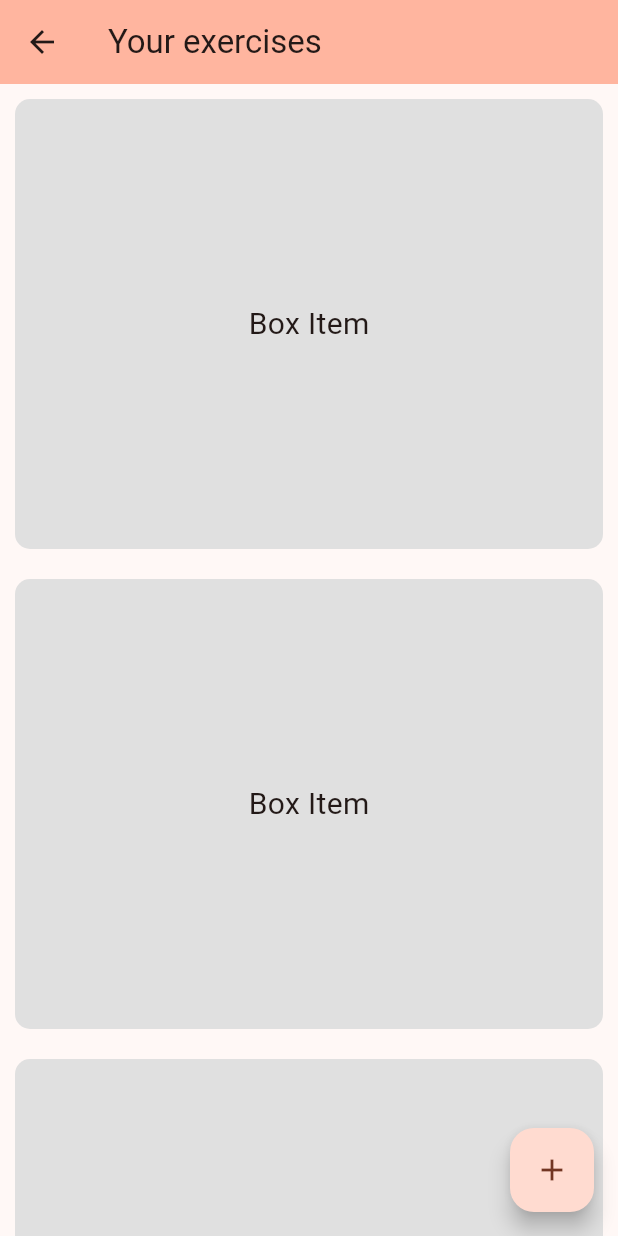
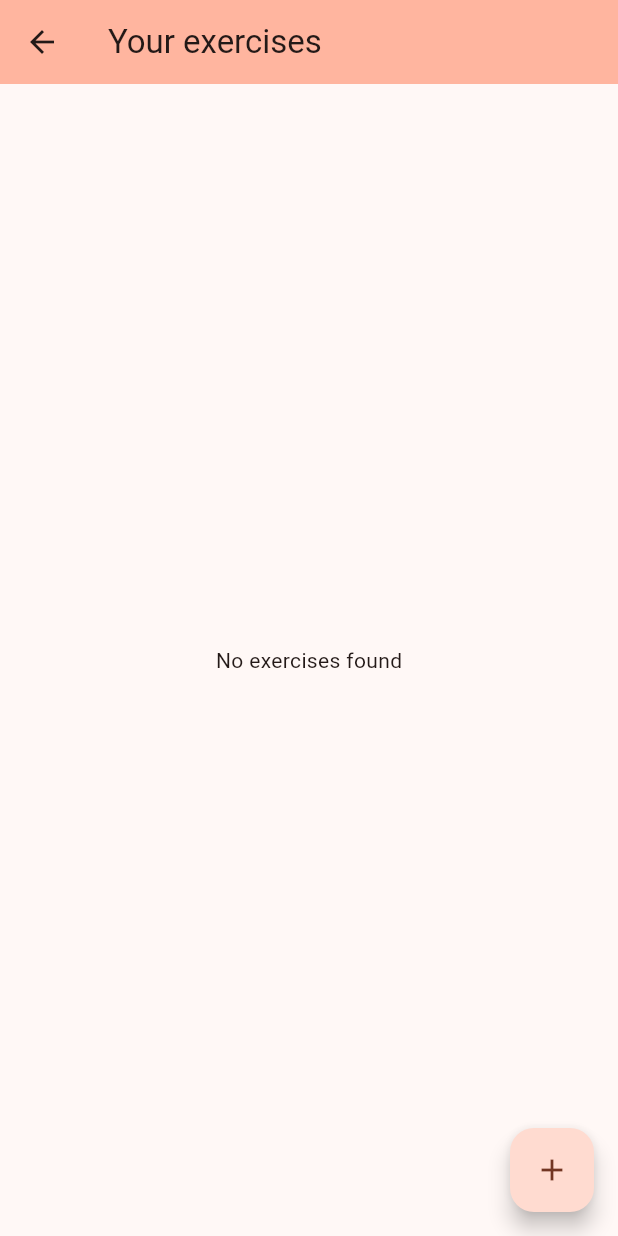
Before and after one commit to mohitkyadav/extumany, a Flutter app: the ExercisesPage screen opened by its route, on a phone screen of 412 x 824 dp. Run offline on Flutter 3.47's test engine with Material 3 defaults, Android fonts, the phone set to English and light mode, and no system bars; our stand-ins replace sqflite, sqflite_common_ffi; accounts and stored records are empty.

Commit message:
Create and load exercises on exercises page

```diff
--- a/lib/db/models/exercise.dart
+++ b/lib/db/models/exercise.dart
@@ -5,16 +5,17 @@ class Exercise {
   static const tableName = 'exercises';
 
   Exercise({
+    required this.title,
     this.id,
     this.createdAt,
-    this.title,
+
     this.description,
     this.link,
   });
 
   int? id;
   DateTime? createdAt;
-  String? title;
+  String title;
   String? description;
   String? link;
 
@@ -28,19 +29,9 @@ class Exercise {
     };
   }
 
-  Exercise fromMap(Map<String, dynamic> map) {
-    return Exercise(
-      id: map['id'],
-      createdAt: DateTime.parse(map['created_at']),
-      title: map['title'],
-      description: map['description'],
-      link: map['link'],
-    );
-  }
-
   Future<int?> persistInDb() async {
     final values = {
-      'title': title?.capitalize(),
+      'title': title.capitalize(),
       'description': description,
       'link': link?.toLowerCase(),
     };
@@ -54,18 +45,29 @@ class Exercise {
     return id;
   }
 
-  Future<List<Exercise>> getAll() async {
-    final List<Map<String, Object?>> result = await SQLHelper
-        .queryAll(tableName);
-    return List.generate(result.length, (i) {
-      return fromMap(result[i]);
-    });
+  static Exercise fromMap(Map<String, dynamic> map) {
+    return Exercise(
+      id: map['id'],
+      createdAt: DateTime.parse(map['created_at']),
+      title: map['title'],
+      description: map['description'],
+      link: map['link'],
+    );
   }
 
-  Future<Exercise> get(int id) async {
+  static Future<Exercise> getOne(int id) async {
     final List<Map<String, Object?>> result = await SQLHelper
         .get(tableName, id);
 
     return fromMap(result[0]);
   }
+
+  static Future<List<Exercise>> getAll() async {
+    final List<Map<String, Object?>> result = await SQLHelper
+        .queryAll(tableName);
+    return List.generate(result.length, (i) {
+      return Exercise.fromMap(result[i]);
+    });
+  }
+
 }
--- a/lib/ui/pages/exercises_page.dart
+++ b/lib/ui/pages/exercises_page.dart
@@ -14,6 +14,21 @@ class _ExercisesPageState extends State<ExercisesPage> {
   String _title = '';
   String _description = '';
   String _link = '';
+  List<Exercise> exercises = [];
+
+  @override
+  void initState() {
+    super.initState();
+    _loadExercises();
+  }
+
+  Future<void> _loadExercises() async {
+    List<Exercise> loadedExercises = await Exercise.getAll();
+    setState(() {
+      exercises = loadedExercises;
+    });
+  }
+
 
   @override
   Widget build(BuildContext context) {
@@ -22,13 +37,10 @@ class _ExercisesPageState extends State<ExercisesPage> {
         backgroundColor: Theme.of(context).colorScheme.inversePrimary,
         title: const Text('Your exercises'),
       ),
-      body: ListView(
-        scrollDirection: Axis.vertical,
-        children: const [
-          ExerciseBoxItem(),
-          ExerciseBoxItem(),
-          ExerciseBoxItem(),
-        ],
+      body: exercises.isEmpty ? const Center(child: Text('No exercises found'))
+          : ListView.builder(
+        itemCount: exercises.length,
+        itemBuilder: (context, index) => ExerciseBoxItem(exercise: exercises[index]),
       ),
       floatingActionButton: FloatingActionButton(
         onPressed: () {
@@ -115,12 +127,12 @@ class _ExercisesPageState extends State<ExercisesPage> {
         link: _link);
 
     exercise.persistInDb().then((newExerciseId) {
-      print(newExerciseId);
+      _loadExercises();
       Navigator.pop(context);
       ScaffoldMessenger.of(context).showSnackBar(
         const SnackBar(
           content: Text('Exercise saved successfully!'),
-          duration: Duration(seconds: 2), // Adjust the duration as needed
+          duration: Duration(seconds: 2),
         ),
       );
     });
@@ -128,7 +140,9 @@ class _ExercisesPageState extends State<ExercisesPage> {
 }
 
 class ExerciseBoxItem extends StatelessWidget {
-  const ExerciseBoxItem({super.key});
+  const ExerciseBoxItem({super.key, required this.exercise});
+
+  final Exercise exercise;
 
   @override
   Widget build(BuildContext context) {
@@ -139,10 +153,10 @@ class ExerciseBoxItem extends StatelessWidget {
         color: Colors.grey[300],
         borderRadius: BorderRadius.circular(10),
       ),
-      child: const Center(
+      child: Center(
         child: Text(
-          'Box Item',
-          style: TextStyle(fontSize: 20),
+          exercise.title,
+          style: const TextStyle(fontSize: 20),
         ),
       ),
     );
```
